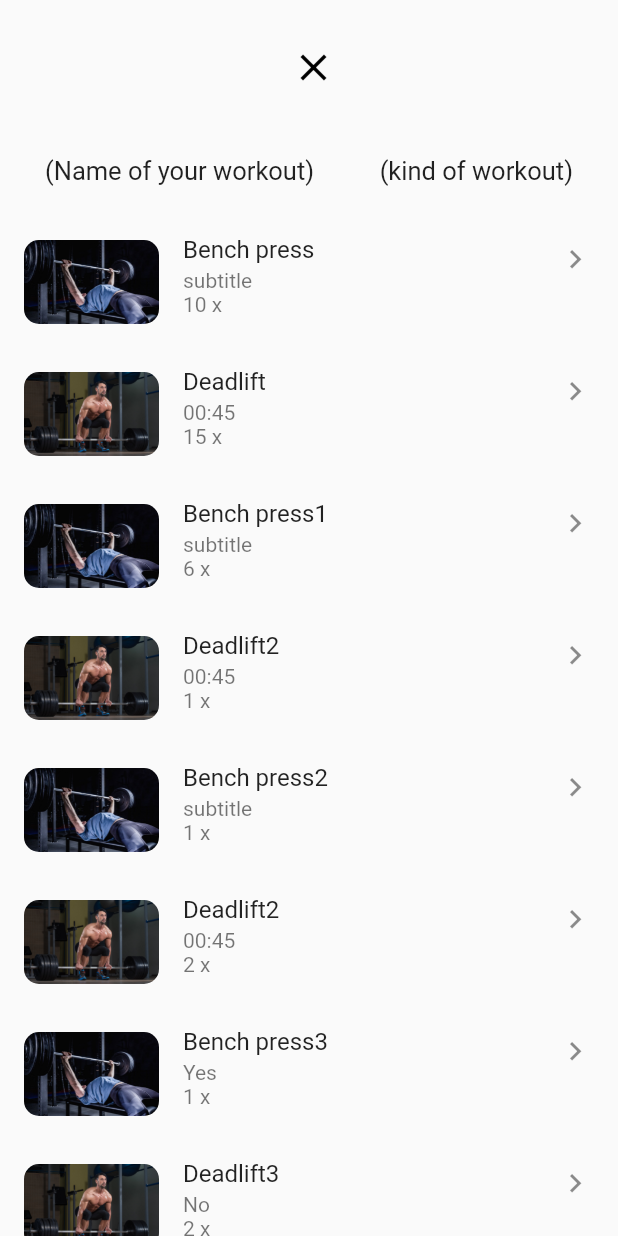
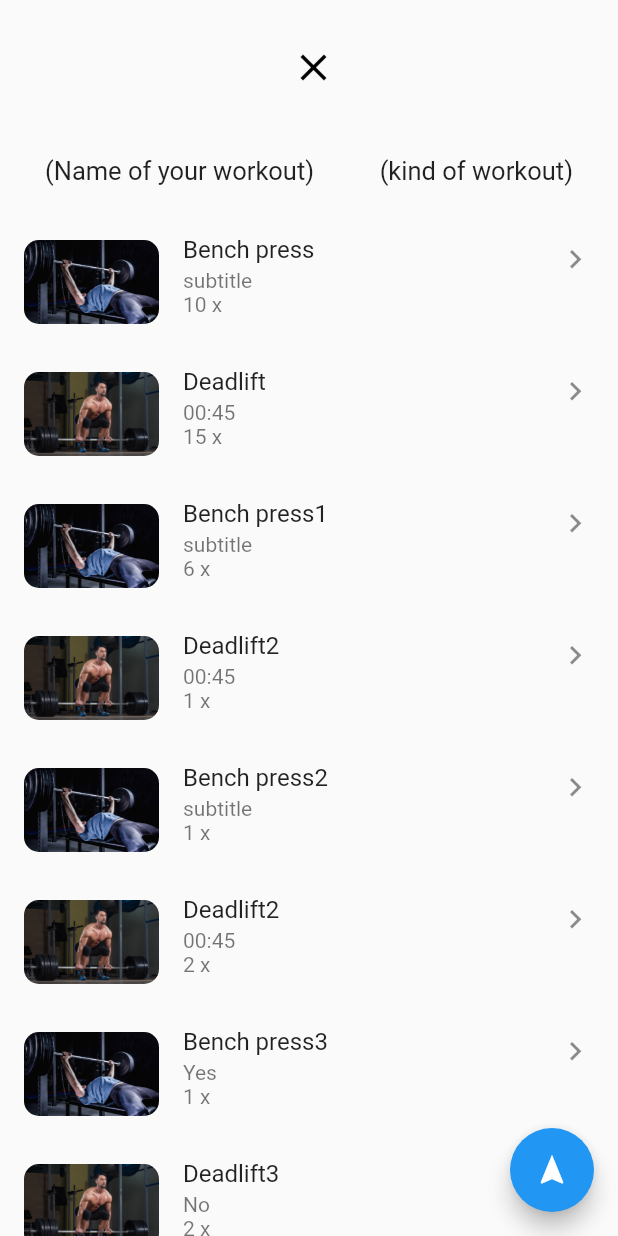
Before and after one commit to ArieBisfki/hva_ivse1_project_mobile, a Flutter app: the Workout screen opened by its route, on a phone screen of 412 x 824 dp. Run offline on Flutter 3.47's test engine with Material 2 defaults, Android fonts, the phone set to English and light mode, and no system bars; our stand-ins replace flutter_speed_dial, table_calendar.

Commit message:
FAB added exercise

```diff
--- a/lib/feature/workout/ui/workout.dart
+++ b/lib/feature/workout/ui/workout.dart
@@ -1,11 +1,20 @@
 import 'package:flutter/material.dart';
+import 'package:flutter_speed_dial/flutter_speed_dial.dart';
 
 import '../../../workout_data.dart';
 
 class Workout extends StatelessWidget {
+
   @override
   Widget build(BuildContext context) {
     return Scaffold(
+        floatingActionButton: FloatingActionButton(
+          onPressed: () {
+            // Add your onPressed code here!
+          },
+          child: const Icon(Icons.navigation),
+          backgroundColor: Colors.blue,
+        ),
         body: Container(
           width: MediaQuery.of(context).size.width,
           height: MediaQuery.of(context).size.height,
```
